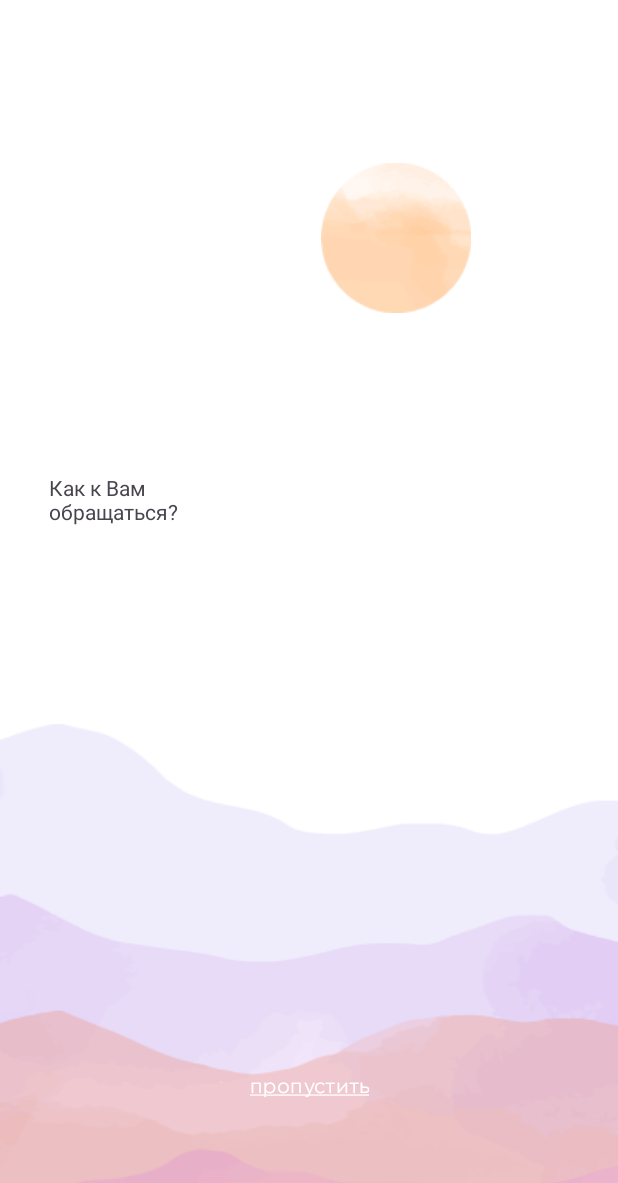
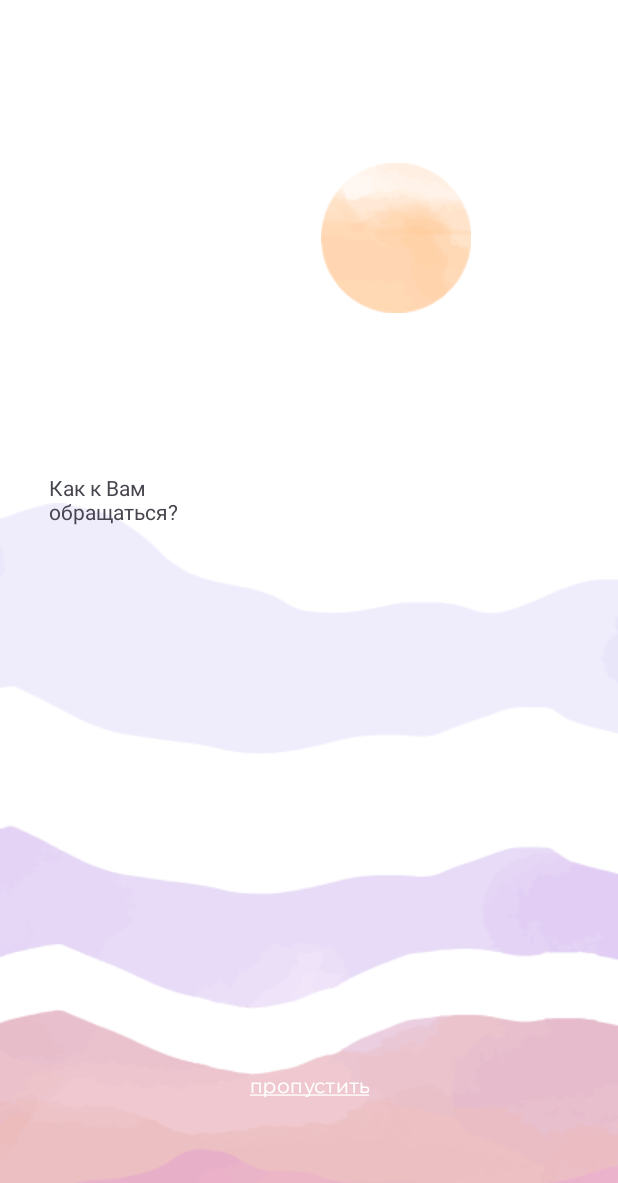
Before and after one commit to Pineapple-Practice-Mira/Android-App, an Android app: the InterNameFragment screen opened through its navigation route, on a phone screen of 412 x 824 dp. Shown: the top 1183 px of the screen. Run offline under Robolectric (Android 15) with nearby library versions, the light colour scheme and no system bars; our stand-ins replace Dagger/Hilt's generated code.

Commit message:
Солнце выезжает Горы разделил, пока без анимации

```diff
--- a/app/src/main/java/site/pnpl/mira/ui/greeting/fragments/InterNameFragment.kt
+++ b/app/src/main/java/site/pnpl/mira/ui/greeting/fragments/InterNameFragment.kt
@@ -57,7 +57,7 @@ class InterNameFragment : Fragment() {
         val sunAnim = ObjectAnimator.ofFloat(sun, View.TRANSLATION_X, 500f,-100f)
         sunAnim.duration = 2000
 
-        val nightAnim = ObjectAnimator.ofFloat(mountains, View.ALPHA, 0f,1f)
+        val nightAnim = ObjectAnimator.ofFloat(mountain1, View.ALPHA, 0f,1f)
         nightAnim.duration = 2000
 
         val animatorSun = AnimatorSet()
--- a/app/src/main/res/layout/fragment_inter_name.xml
+++ b/app/src/main/res/layout/fragment_inter_name.xml
@@ -7,12 +7,32 @@
     android:layout_height="match_parent">
 
     <ImageView
-        android:id="@+id/mountains"
+        android:id="@+id/mountain1"
         android:layout_width="match_parent"
         android:layout_height="wrap_content"
         android:scaleType="fitXY"
-        android:src="@drawable/mountains"
+        android:src="@drawable/mountain1"
         app:layout_constraintBottom_toBottomOf="parent"
+        app:layout_constraintEnd_toEndOf="parent"
+        app:layout_constraintStart_toStartOf="parent" />
+
+    <ImageView
+        android:id="@+id/mountain2"
+        android:layout_width="match_parent"
+        android:layout_height="wrap_content"
+        android:scaleType="fitXY"
+        android:src="@drawable/mountain2"
+        app:layout_constraintBottom_toTopOf="@+id/mountain1"
+        app:layout_constraintEnd_toEndOf="parent"
+        app:layout_constraintStart_toStartOf="parent" />
+
+    <ImageView
+        android:id="@+id/mountain3"
+        android:layout_width="match_parent"
+        android:layout_height="wrap_content"
+        android:scaleType="fitXY"
+        android:src="@drawable/mountain3"
+        app:layout_constraintBottom_toTopOf="@+id/mountain2"
         app:layout_constraintEnd_toEndOf="parent"
         app:layout_constraintStart_toStartOf="parent" />
 
```
Also changed, not shown: app/src/main/res/drawable/mountain1.webp (added), app/src/main/res/drawable/mountain2.webp (added), app/src/main/res/drawable/mountain3.webp (added), app/src/main/res/drawable/mountains.webp (deleted).
